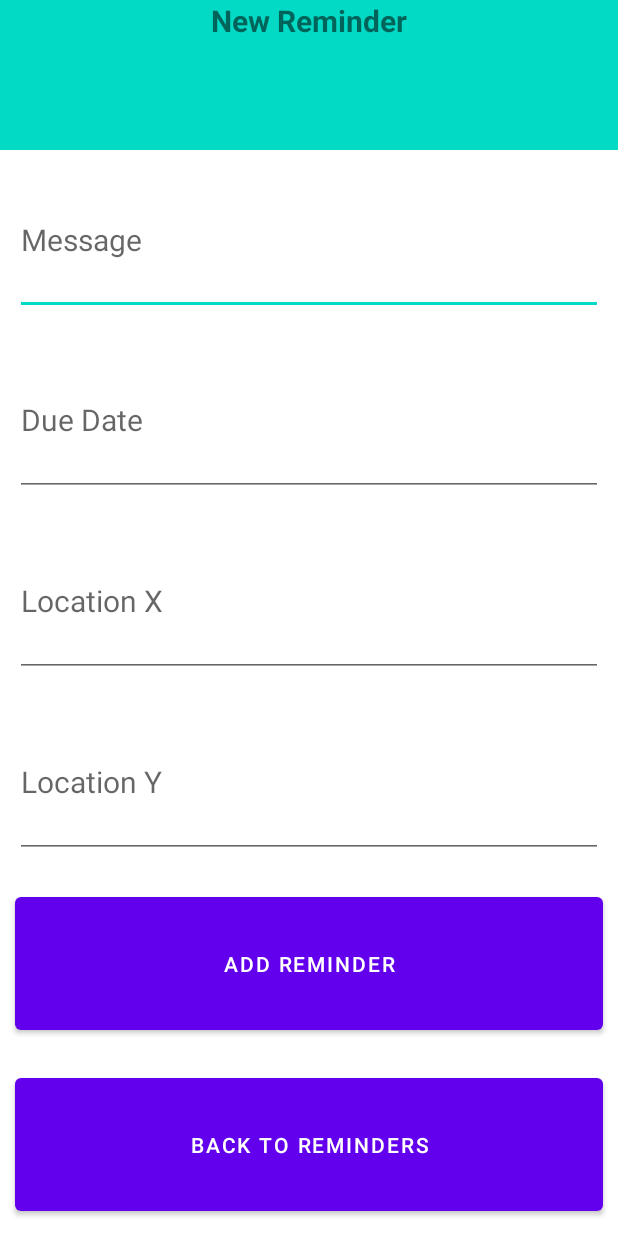
After one commit to pportron/MC_Project, an Android app: the AddReminder screen opened directly, with no data from a screen before it, on a phone screen of 412 x 824 dp. The commit adds this screen. Run offline under Robolectric (Android 15) with nearby library versions, the phone set to English and light mode, and no system bars.

Commit message:
DB + Add not finished

```diff
--- a/app/build.gradle
+++ b/app/build.gradle
@@ -25,6 +25,9 @@ android {
         sourceCompatibility JavaVersion.VERSION_1_8
         targetCompatibility JavaVersion.VERSION_1_8
     }
+    buildFeatures {
+        viewBinding true
+    }
 }
 
 dependencies {
@@ -32,6 +35,9 @@ dependencies {
     implementation 'androidx.appcompat:appcompat:1.4.1'
     implementation 'com.google.android.material:material:1.5.0'
     implementation 'androidx.constraintlayout:constraintlayout:2.1.2'
+    implementation 'androidx.annotation:annotation:1.2.0'
+    implementation 'androidx.lifecycle:lifecycle-livedata-ktx:2.4.0'
+    implementation 'androidx.lifecycle:lifecycle-viewmodel-ktx:2.4.0'
     testImplementation 'junit:junit:4.+'
     androidTestImplementation 'androidx.test.ext:junit:1.1.3'
     androidTestImplementation 'androidx.test.espresso:espresso-core:3.4.0'
--- a/app/src/main/AndroidManifest.xml
+++ b/app/src/main/AndroidManifest.xml
@@ -11,6 +11,7 @@
         android:roundIcon="@mipmap/ic_launcher_round"
         android:supportsRtl="true"
         android:theme="@style/Theme.MC_Project">
+
         <activity
             android:name=".Profile"
             android:exported="false" />
@@ -24,6 +25,9 @@
             android:name=".Main"
             android:exported="false" />
         <activity
+            android:name=".AddReminder"
+            android:exported="false" />
+        <activity
             android:name=".Login"
             android:exported="true">
             <intent-filter>
--- /dev/null
+++ b/app/src/main/java/com/mobilecomputing/mc_project/AddReminder.java
@@ -0,0 +1,72 @@
+package com.mobilecomputing.mc_project;
+
+import androidx.appcompat.app.AppCompatActivity;
+
+import android.content.Intent;
+import android.content.SharedPreferences;
+import android.os.Bundle;
+import android.view.View;
+import android.widget.Button;
+import android.widget.EditText;
+import android.widget.Toast;
+
+import java.util.Date;
+
+public class AddReminder extends AppCompatActivity {
+
+    private SharedPreferences preferences;
+    private static final String KEY_USERNAME = "username";
+
+    @Override
+    protected void onCreate(Bundle savedInstanceState) {
+        super.onCreate(savedInstanceState);
+        setContentView(R.layout.addremind);
+
+        EditText MsgET = (EditText) findViewById(R.id.NewMessage);
+        EditText DtET = (EditText) findViewById(R.id.NewDate);
+        EditText LxET = (EditText) findViewById(R.id.LocationX);
+        EditText LyET = (EditText) findViewById(R.id.LocationY);
+
+        Button BtnADDRMD = (Button) findViewById(R.id.AddNewRButt);
+        BtnADDRMD.setOnClickListener(new View.OnClickListener() {
+            @Override
+            public void onClick(View view) {
+
+                String Message = MsgET.getText().toString();
+                String remember_time = DtET.getText().toString();
+                String creation_time = java.text.DateFormat.getDateTimeInstance().format(new Date());
+                preferences = getApplicationContext().getSharedPreferences("Log", 0);
+                String creator_id = preferences.getString(KEY_USERNAME, "");
+                int reminder_seen = 0;
+                String Strlocation_x = LxET.getText().toString();
+                double location_x = Double.parseDouble(Strlocation_x);
+                String Strlocation_y = LyET.getText().toString();
+                double location_y = Double.parseDouble(Strlocation_y);
+
+                if (Message.length() <= 0) {
+                    Toast.makeText(AddReminder.this, "Enter message", Toast.LENGTH_SHORT).show();
+                } else if (remember_time.length() <= 0) {
+                    Toast.makeText(AddReminder.this, "Enter due date", Toast.LENGTH_SHORT).show();
+                } else if (Strlocation_x.length() <= 0) {
+                    Toast.makeText(AddReminder.this, "Enter x location", Toast.LENGTH_SHORT).show();
+                } else if (Strlocation_y.length() <= 0) {
+                    Toast.makeText(AddReminder.this, "Enter y location", Toast.LENGTH_SHORT).show();
+                } else {
+                    DBHandler dbHandler = new DBHandler(AddReminder.this);
+                    dbHandler.addNewReminder(Message, remember_time, creation_time, creator_id, reminder_seen, location_x, location_y);
+                    Toast.makeText(AddReminder.this, "Reminder Added", Toast.LENGTH_SHORT).show();
+                }
+
+
+            }
+        });
+    }
+
+
+    public void BackToMain(View view) {
+        Intent intent = new Intent(this, Main.class);
+        startActivity(intent);
+    }
+
+
+}
--- /dev/null
+++ b/app/src/main/res/layout/addremind.xml
@@ -0,0 +1,82 @@
+<?xml version="1.0" encoding="utf-8"?>
+<LinearLayout xmlns:android="http://schemas.android.com/apk/res/android"
+    xmlns:app="http://schemas.android.com/apk/res-auto"
+    xmlns:tools="http://schemas.android.com/tools"
+    android:layout_width="match_parent"
+    android:layout_height="match_parent"
+    android:orientation="vertical"
+    tools:context=".Login">
+
+    <TextView
+        android:id="@+id/EnteteAR"
+        android:layout_width="match_parent"
+        android:layout_height="0dp"
+        android:layout_weight="0.1"
+        android:text="New Reminder"
+        android:textAlignment="center"
+        android:textStyle="bold"
+        android:background="@color/teal_200"
+        android:textSize="20sp"/>
+
+    <EditText
+        android:id="@+id/NewMessage"
+        android:layout_width="match_parent"
+        android:layout_height="0dp"
+        android:layout_weight="0.1"
+        android:layout_margin="10dp"
+        android:hint="Message"
+        android:inputType="text"
+        android:textSize="20sp" />
+
+
+    <EditText
+        android:id="@+id/NewDate"
+        android:layout_width="match_parent"
+        android:layout_height="0dp"
+        android:layout_weight="0.1"
+        android:layout_margin="10dp"
+        android:hint="Due Date"
+        android:inputType="text"
+        android:textSize="20sp" />
+
+    <EditText
+        android:id="@+id/LocationX"
+        android:layout_width="match_parent"
+        android:layout_height="0dp"
+        android:layout_weight="0.1"
+        android:layout_margin="10dp"
+        android:hint="Location X"
+        android:inputType="numberDecimal"
+        android:textSize="20sp" />
+
+    <EditText
+        android:id="@+id/LocationY"
+        android:layout_width="match_parent"
+        android:layout_height="0dp"
+        android:layout_weight="0.1"
+        android:layout_margin="10dp"
+        android:hint="Location Y"
+        android:inputType="numberDecimal"
+        android:textSize="20sp" />
+
+
+    <Button
+        android:id="@+id/AddNewRButt"
+        android:layout_width="match_parent"
+        android:layout_height="0dp"
+        android:layout_margin="10dp"
+        android:layout_weight="0.1"
+        android:text="Add Reminder" />
+
+
+    <Button
+        android:id="@+id/BackToReminders"
+        android:layout_width="match_parent"
+        android:layout_height="0dp"
+        android:layout_weight="0.1"
+        android:layout_margin="10dp"
+        android:onClick="BackToMain"
+        android:text="Back To Reminders" />
+
+
+</LinearLayout>
--- /dev/null
+++ b/app/src/main/res/values-land/dimens.xml
@@ -0,0 +1,3 @@
+<resources>
+ <dimen name="activity_horizontal_margin">48dp</dimen>
+</resources>
--- /dev/null
+++ b/app/src/main/res/values-w1240dp/dimens.xml
@@ -0,0 +1,3 @@
+<resources>
+ <dimen name="activity_horizontal_margin">200dp</dimen>
+</resources>
--- /dev/null
+++ b/app/src/main/res/values-w600dp/dimens.xml
@@ -0,0 +1,3 @@
+<resources>
+ <dimen name="activity_horizontal_margin">48dp</dimen>
+</resources>
--- /dev/null
+++ b/app/src/main/res/values/dimens.xml
@@ -0,0 +1,5 @@
+<resources>
+    <!-- Default screen margins, per the Android Design guidelines. -->
+ <dimen name="activity_horizontal_margin">16dp</dimen>
+ <dimen name="activity_vertical_margin">16dp</dimen>
+</resources>
```
Also changed, not shown: app/src/main/java/com/mobilecomputing/mc_project/DBHandler.java (added, +191 -0 lines), app/src/main/java/com/mobilecomputing/mc_project/Main.java (+23 -7 lines), app/src/main/java/com/mobilecomputing/mc_project/Reminder.java (+24 -10 lines), app/src/main/res/layout/list_view.xml (+38 -2 lines), app/src/main/res/layout/main.xml (+26 -7 lines), app/src/main/res/values/strings.xml (+9 -0 lines).
